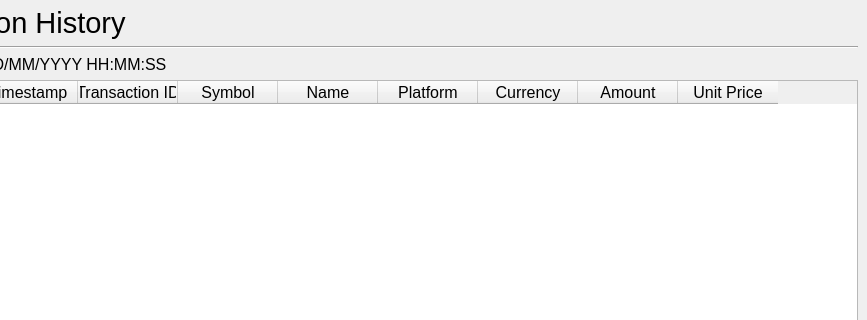
Before: the Qt Designer form src/ui/transaction_history.ui in IsaacCheng9/trading-portfolio-tracker, drawn with Qt 5; both pictures show x 133 to 1000 and y 0 to 320 of the 1000 by 800 pixel window.
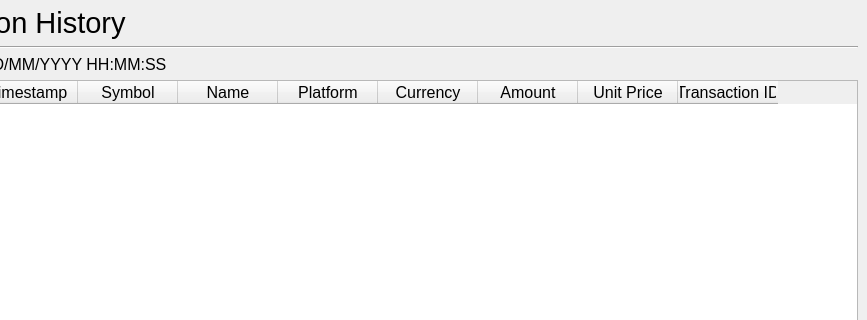
After: the same form once the commit is applied.

Commit message: Move transaction ID to last column

```diff
--- a/src/ui/transaction_history.ui
+++ b/src/ui/transaction_history.ui
@@ -119,11 +119,6 @@
         <string>Timestamp</string>
        </property>
       </column>
-      <column>
-       <property name="text">
-        <string>Transaction ID</string>
-       </property>
-      </column>
       <column>
        <property name="text">
         <string>Symbol</string>
@@ -154,6 +149,11 @@
         <string>Unit Price</string>
        </property>
       </column>
+      <column>
+       <property name="text">
+        <string>Transaction ID</string>
+       </property>
+      </column>
      </widget>
     </item>
     <item>
```
The commit also changes 2 other files.
